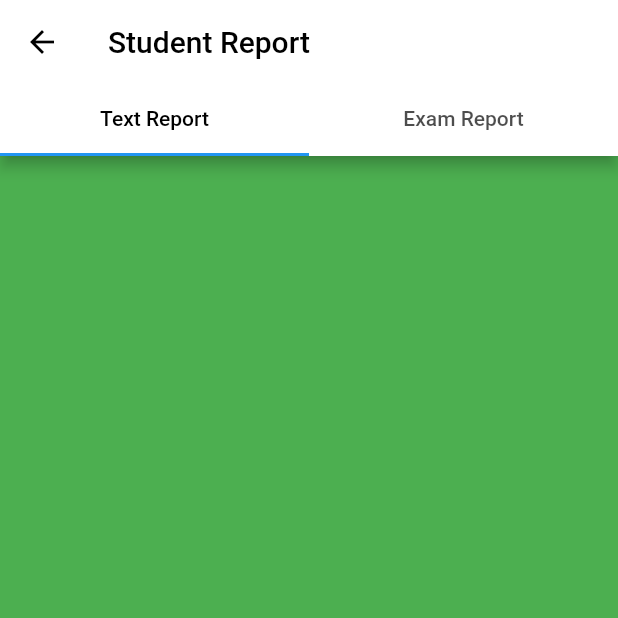
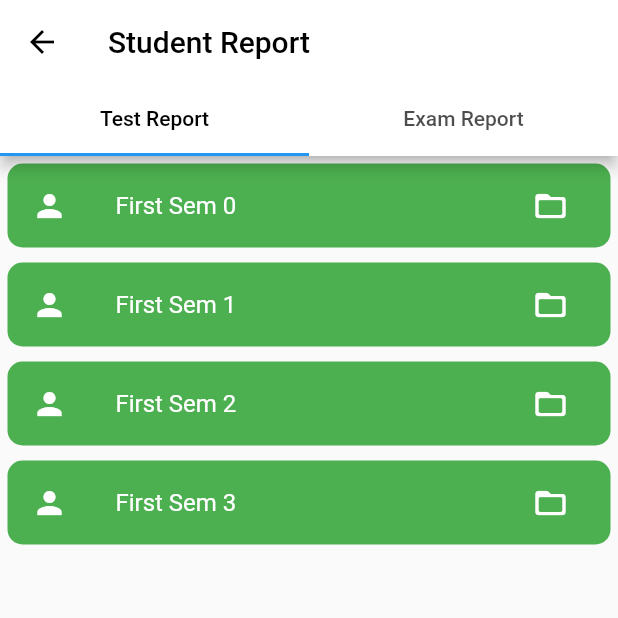
Before and after one commit to Hancie123/edysync, a Flutter app: the MyReport screen opened directly, on a phone screen of 412 x 824 dp, the top half of it. Run offline on Flutter 3.47's test engine with Material 2 defaults, Android fonts, the phone set to English and light mode, and no system bars; our stand-ins replace flutter_screenutil, google_nav_bar, line_icons, lottie.

Commit message:
tabview added

```diff
--- a/lib/views/home/student/report.dart
+++ b/lib/views/home/student/report.dart
@@ -1,3 +1,4 @@
+import 'package:flutter/cupertino.dart';
 import 'package:flutter/material.dart';
 
 class MyReport extends StatelessWidget {
@@ -14,7 +15,7 @@ class MyReport extends StatelessWidget {
             title: Text("Student Report"),
             bottom: TabBar(labelColor: Colors.black, tabs: [
               Tab(
-                text: "Text Report",
+                text: "Test Report",
               ),
               Tab(
                 text: "Exam Report",
@@ -22,9 +23,35 @@ class MyReport extends StatelessWidget {
             ]),
           ),
           body: TabBarView(children: [
-            Container(
-              color: Colors.green,
-            ),
+            ListView.builder(
+                itemCount: 4,
+                itemBuilder: (context, index) {
+                  return Padding(
+                    padding: const EdgeInsets.all(5.0),
+                    child: Container(
+                      decoration: BoxDecoration(
+                          color: Colors.green,
+                          borderRadius: BorderRadius.circular(10)),
+                      child: ListTile(
+                        leading: Icon(
+                          Icons.person,
+                          color: Colors.white,
+                        ),
+                        trailing: IconButton(
+                          onPressed: () {},
+                          icon: Icon(Icons.folder_open_rounded),
+                          color: Colors.white,
+                        ),
+                        title: Text(
+                          "First Sem " + index.toString(),
+                          style: TextStyle(color: Colors.white),
+                        ),
+                        splashColor: Colors.black,
+                        onTap: () {},
+                      ),
+                    ),
+                  );
+                }),
             Container(
               color: Colors.red,
             )
--- a/lib/views/home/student/studentNav.dart
+++ b/lib/views/home/student/studentNav.dart
@@ -23,7 +23,6 @@ class _StudentDashboardState extends State<StudentDashboard> {
   @override
   Widget build(BuildContext context) {
     return Scaffold(
-      appBar: AppBar(title: Text("Home")),
       body: _pages[_currentIndex],
       bottomNavigationBar: Container(
         decoration: BoxDecoration(
--- a/lib/views/home/student/studentProfile.dart
+++ b/lib/views/home/student/studentProfile.dart
@@ -7,6 +7,7 @@ class StudentProfile extends StatelessWidget {
   @override
   Widget build(BuildContext context) {
     return Scaffold(
+      appBar: AppBar(title: Text("Profile")),
       body: Column(
         children: [
           Container(
```
